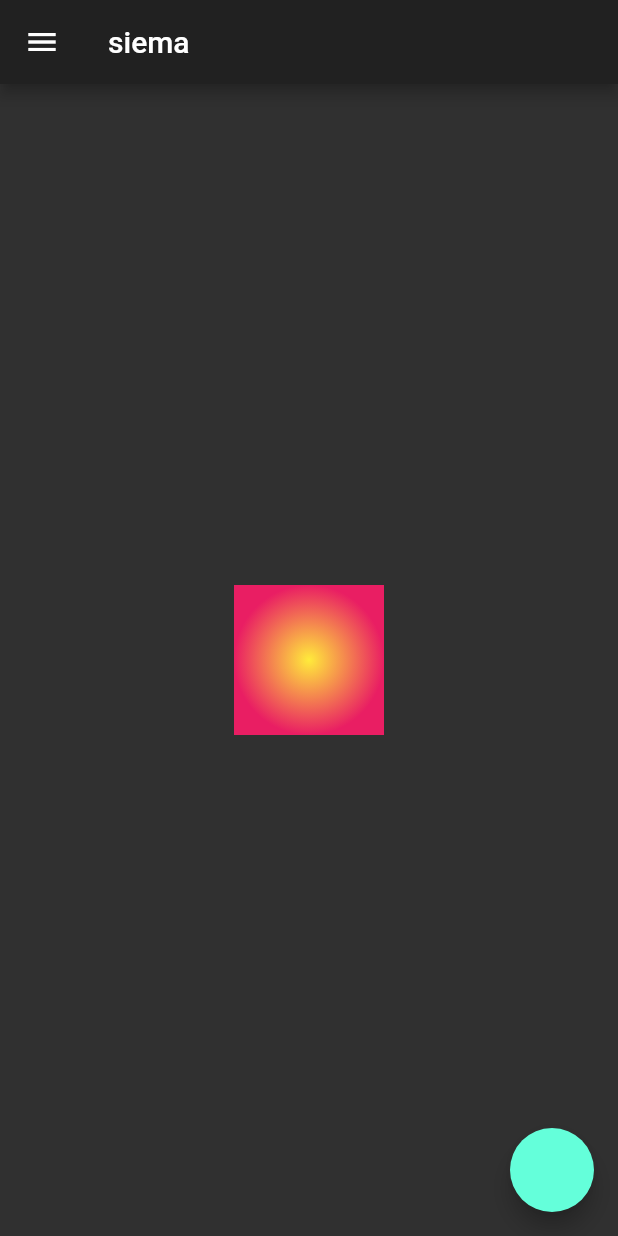
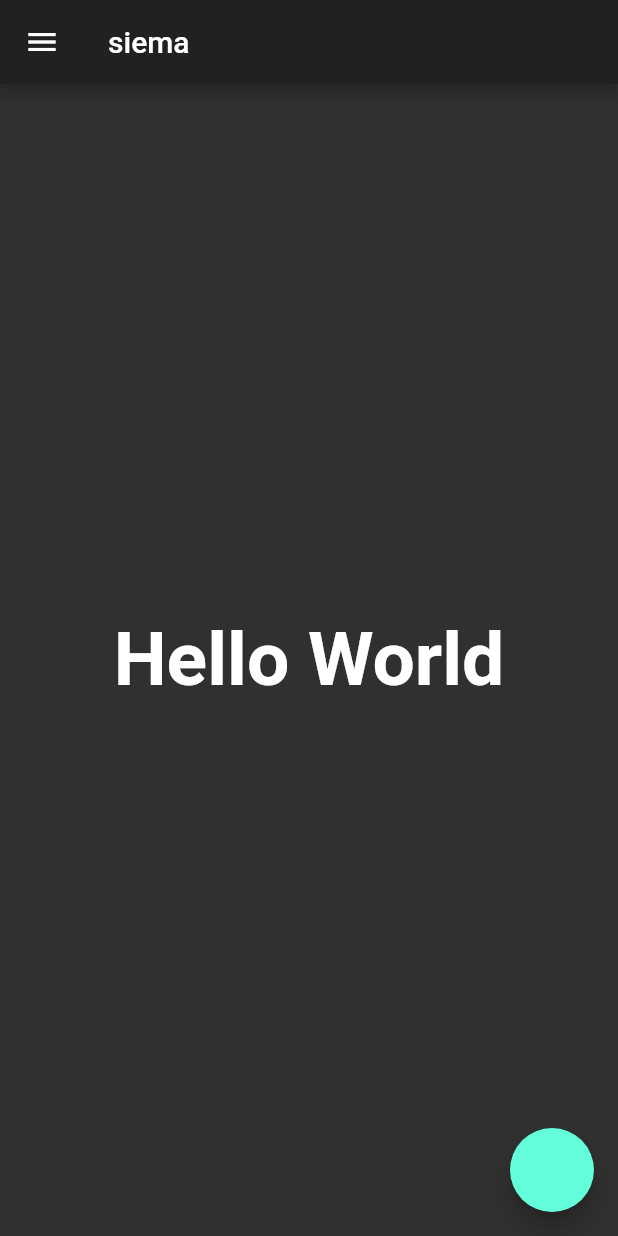
Before and after one commit to Czapelxd/flutter_test_app, a Flutter app: the screen it shows after launch, on a phone screen of 412 x 824 dp. Run offline on Flutter 3.47's test engine with Material 2 defaults, Android fonts, the phone set to English and light mode, and no system bars.

Commit message:
text styling // fontSize and fontWheight

```diff
--- a/lib/main.dart
+++ b/lib/main.dart
@@ -16,20 +16,10 @@ class MyApp extends StatelessWidget {
           title: Text('siema'),
         ),
         body: Center(
-          child: Container(
-            width: 100,
-            height: 100,
-            decoration: BoxDecoration(
-              // color: Colors.blue,
-              // border: Border.all(width: 5, color: Colors.red),
-              // boxShadow: [
-              //   BoxShadow(offset: Offset(40, 40), color: Colors.pink),
-              //   BoxShadow(offset: Offset(20, 20), color: Colors.yellow),
-              //   ]
-              // shape: BoxShape.circle,
-              gradient: RadialGradient(colors: [Colors.yellow, Colors.pink]),
-            ),
-          ),
+          child: Text('Hello World', style: TextStyle(
+            fontSize: 50,
+            fontWeight: FontWeight.bold
+          ),),
         ),
         floatingActionButton: FloatingActionButton(
           onPressed: () {},
@@ -39,6 +29,32 @@ class MyApp extends StatelessWidget {
     );
   }
 }
+
+// class BoxDecorationW extends StatelessWidget {
+//   const BoxDecorationW({
+//     Key key,
+//   }) : super(key: key);
+
+//   @override
+//   Widget build(BuildContext context) {
+//     return Center(
+//       child: Container(
+//         width: 100,
+//         height: 100,
+//         decoration: BoxDecoration(
+//           color: Colors.blue,
+//           border: Border.all(width: 5, color: Colors.red),
+//           boxShadow: [
+//             BoxShadow(offset: Offset(40, 40), color: Colors.pink),
+//             BoxShadow(offset: Offset(20, 20), color: Colors.yellow),
+//             ],
+//           shape: BoxShape.circle,
+//           gradient: RadialGradient(colors: [Colors.yellow, Colors.pink]),
+//         ),
+//       ),
+//     );
+//   }
+// }
 
 // class PlatformCheck extends StatelessWidget {
 //   const PlatformCheck({
```
